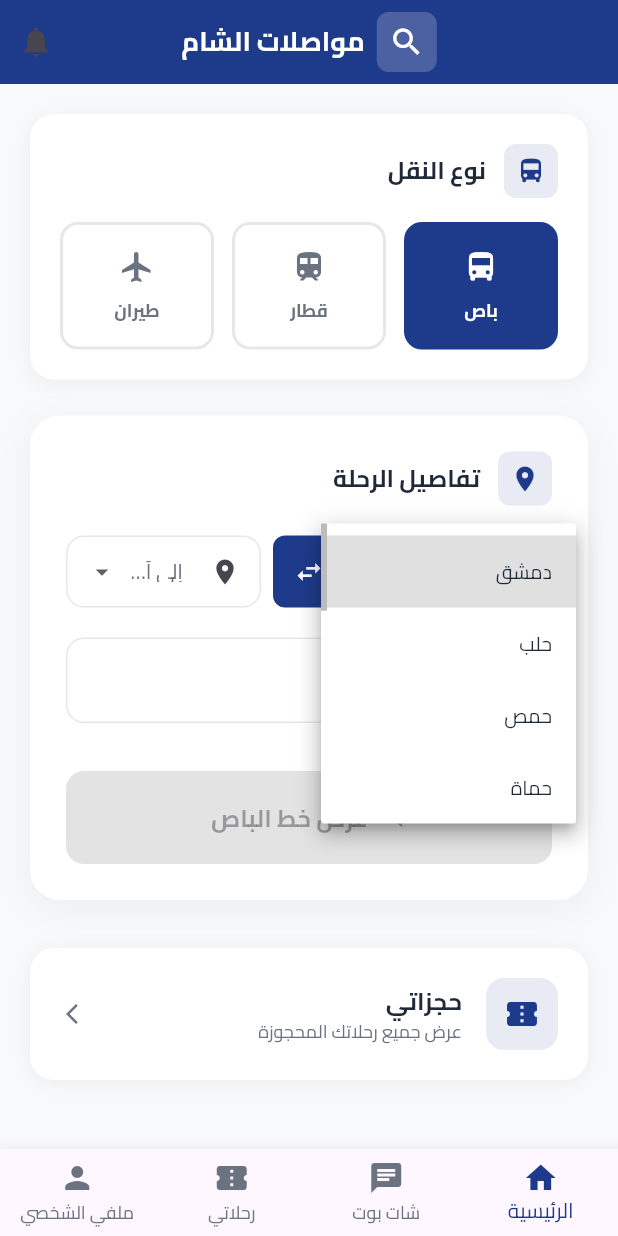
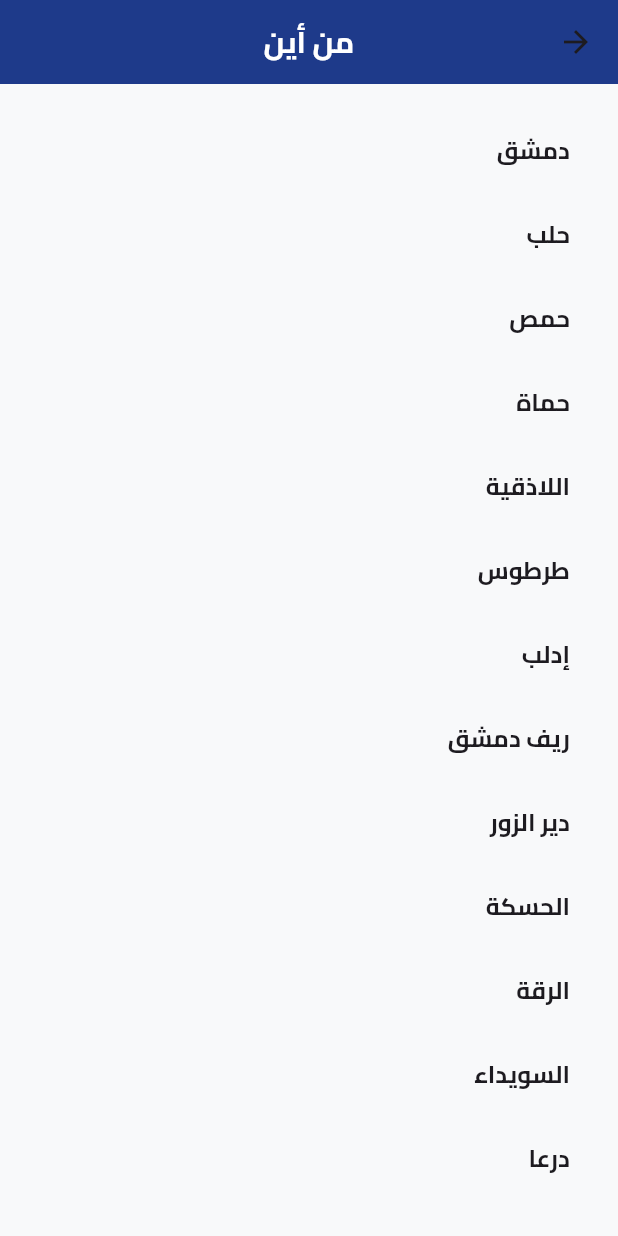
Before and after one commit to elesad/sham, a Flutter app: the screen it shows after launch, after a tap on "من أين", on a phone screen of 412 x 824 dp. Run offline on Flutter 3.47's test engine with Material 3 defaults, Android fonts, the phone set to English and light mode, and no system bars.

Commit message:
city added

```diff
--- a/lib/main.dart
+++ b/lib/main.dart
@@ -1686,16 +1686,46 @@ class _SearchScreenState extends State<SearchScreen> {
                         children: [
                           Expanded(
                             flex: 1,
-                            child: _buildSearchField(
-                              label: 'من أين',
-                              icon: Icons.location_on_outlined,
-                              value: fromCity,
-                              items: selectedTransportType == 'flight' ? flightCities : cities,
-                              onChanged: (value) {
-                                setState(() {
-                                  fromCity = value;
-                                });
+                            child: GestureDetector(
+                              onTap: () async {
+                                final selected = await Navigator.of(context).push<String>(
+                                  MaterialPageRoute(
+                                    builder: (_) => GovernoratePickerScreen(
+                                      title: 'من أين',
+                                      governorates: cities,
+                                    ),
+                                  ),
+                                );
+                                if (selected != null) {
+                                  setState(() {
+                                    fromCity = selected;
+                                  });
+                                }
                               },
+                              child: Container(
+                                padding: const EdgeInsets.symmetric(horizontal: 12, vertical: 16),
+                                decoration: BoxDecoration(
+                                  color: Colors.white,
+                                  border: Border.all(color: const Color(0xFFE5E7EB)),
+                                  borderRadius: BorderRadius.circular(12),
+                                ),
+                                child: Row(
+                                  children: [
+                                    const Icon(Icons.location_on_outlined, size: 20, color: Color(0xFF1E3A8A)),
+                                    const SizedBox(width: 8),
+                                    Expanded(
+                                      child: Text(
+                                        fromCity ?? 'من أين',
+                                        style: TextStyle(
+                                          color: fromCity == null ? const Color(0xFF6B7280) : Colors.black,
+                                          fontSize: 16,
+                                          fontFamily: 'Cairo',
+                                        ),
+                                      ),
+                                    ),
+                                  ],
+                                ),
+                              ),
                             ),
                           ),
                           const SizedBox(width: 8),
@@ -1727,16 +1757,46 @@ class _SearchScreenState extends State<SearchScreen> {
                           const SizedBox(width: 8),
                           Expanded(
                             flex: 1,
-                            child: _buildSearchField(
-                              label: 'إلى أين',
-                              icon: Icons.location_on,
-                              value: toCity,
-                              items: selectedTransportType == 'flight' ? flightCities : cities,
-                              onChanged: (value) {
-                                setState(() {
-                                  toCity = value;
-                                });
+                            child: GestureDetector(
+                              onTap: () async {
+                                final selected = await Navigator.of(context).push<String>(
+                                  MaterialPageRoute(
+                                    builder: (_) => GovernoratePickerScreen(
+                                      title: 'إلى أين',
+                                      governorates: cities,
+                                    ),
+                                  ),
+                                );
+                                if (selected != null) {
+                                  setState(() {
+                                    toCity = selected;
+                                  });
+                                }
                               },
+                              child: Container(
+                                padding: const EdgeInsets.symmetric(horizontal: 12, vertical: 16),
+                                decoration: BoxDecoration(
+                                  color: Colors.white,
+                                  border: Border.all(color: const Color(0xFFE5E7EB)),
+                                  borderRadius: BorderRadius.circular(12),
+                                ),
+                                child: Row(
+                                  children: [
+                                    const Icon(Icons.location_on, size: 20, color: Color(0xFF1E3A8A)),
+                                    const SizedBox(width: 8),
+                                    Expanded(
+                                      child: Text(
+                                        toCity ?? 'إلى أين',
+                                        style: TextStyle(
+                                          color: toCity == null ? const Color(0xFF6B7280) : Colors.black,
+                                          fontSize: 16,
+                                          fontFamily: 'Cairo',
+                                        ),
+                                      ),
+                                    ),
+                                  ],
+                                ),
+                              ),
                             ),
                           ),
                         ],
@@ -4305,3 +4365,30 @@ class _CustomerRegistrationScreenState extends State<CustomerRegistrationScreen>
     );
   }
 }
+
+// تعريف GovernoratePickerScreen إذا لم يكن موجوداً
+class GovernoratePickerScreen extends StatelessWidget {
+  final String title;
+  final List<String> governorates;
+  const GovernoratePickerScreen({super.key, required this.title, required this.governorates});
+
+  @override
+  Widget build(BuildContext context) {
+    return Scaffold(
+      appBar: AppBar(
+        title: Text(title, style: const TextStyle(fontFamily: 'Cairo')),
+      ),
+      body: Padding(
+        padding: const EdgeInsets.all(16.0),
+        child: ListView(
+          children: governorates.map((gov) => ListTile(
+            title: Text(gov, style: const TextStyle(fontFamily: 'Cairo', fontWeight: FontWeight.bold)),
+            onTap: () {
+              Navigator.of(context).pop(gov);
+            },
+          )).toList(),
+        ),
+      ),
+    );
+  }
+}
```
